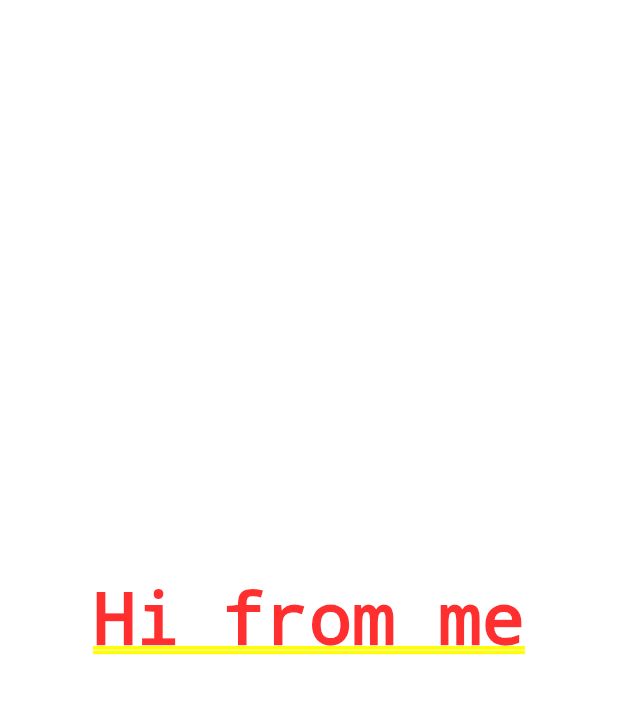
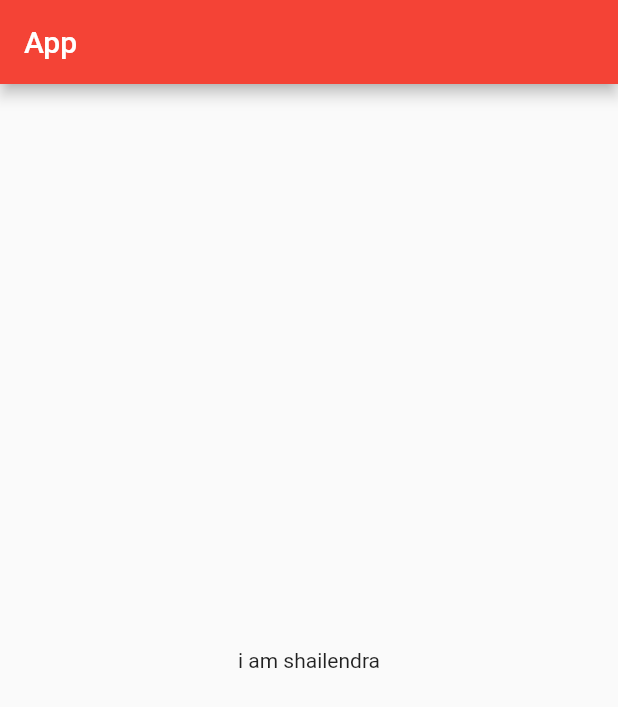
Before and after one commit to shailendrascode/flutter-application_1, a Flutter app: the screen it shows after launch, on a phone screen of 412 x 824 dp. Shown: the top 707 px of the screen. Run offline on Flutter 3.47's test engine with Material 2 defaults, Android fonts, the phone set to English and light mode, and no system bars.

Commit message:
learning basic structure with classes

```diff
--- a/lib/main.dart
+++ b/lib/main.dart
@@ -1,18 +1,34 @@
 import 'package:flutter/material.dart';
 
-void main()
-{
-  runApp(MaterialApp(
-    title: 'Sample app',
-    theme: ThemeData(
-      primarySwatch: Colors.red,
+void main(List<String> args) {
+  runApp(MyApp());
+}
+
+class MyApp extends StatelessWidget {
+  @override
+  Widget build(BuildContext context) {
+    return MaterialApp(
+      title: "Sample app",
+      theme: ThemeData(
+        primarySwatch: Colors.red,
       ),
-      home: Center(
-        child: Text(
-          'Hi from me'
-        )
-      )
 
-  )
-  );
+      home: Scaffold(
+        appBar: AppBar(
+          title: Text(
+            "App"
+          ),
+
+
+
+        ),
+
+        body: Center(
+          child: Text("i am shailendra"),
+        ),
+      ),
+
+
+    );
+  }
 }
```
